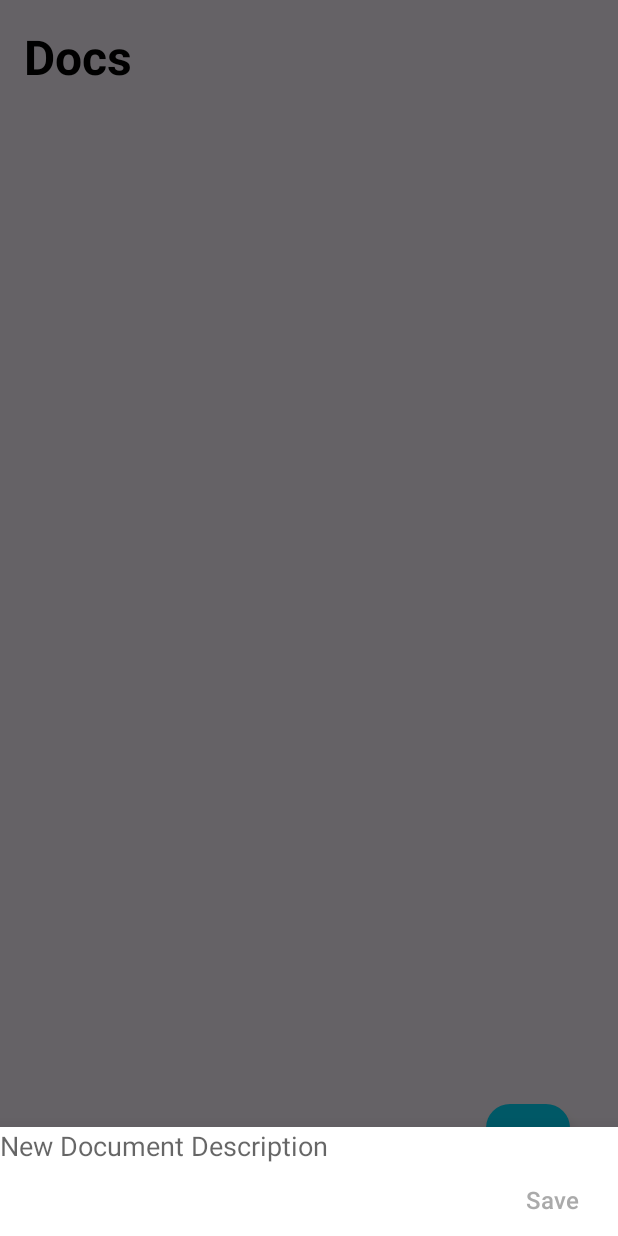
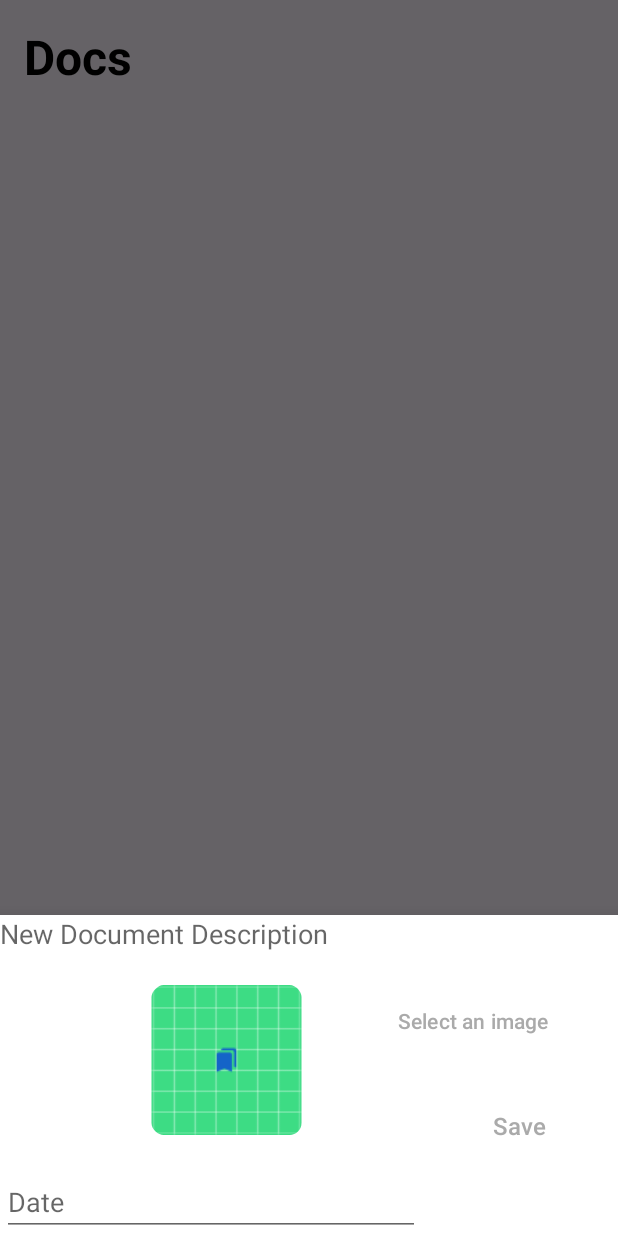
Before and after one commit to Staticas/PDVS_Public, an Android app: the screen it shows after launch (MainActivity), after a tap on an icon or button, on a phone screen of 412 x 824 dp. Run offline under Robolectric (Android 15) with nearby library versions, the phone set to English and light mode, and no system bars.

Commit message:
SQLite problema ispresta IMG to data base sucsess;

```diff
--- a/app/build.gradle
+++ b/app/build.gradle
@@ -30,6 +30,7 @@ android {
 
 dependencies {
 
+    implementation libs.glide
     implementation libs.appcompat
     implementation libs.material
     implementation libs.activity
--- a/app/src/main/java/com/example/pdvs/Utils/DataBaseHandler.java
+++ b/app/src/main/java/com/example/pdvs/Utils/DataBaseHandler.java
@@ -20,8 +20,10 @@ public class DataBaseHandler extends SQLiteOpenHelper {
     private static final String ID = "id";
     private static final String DOC_INFO = "docInfo";
     private static final String STATUS = "status";
+
+    private static final String IMG = "docPhoto";
     private static final String CREATE_DOCINFO_TABLE ="CREATE TABLE " + DOCINFO_TABLE + " (" +
-            ID + " INTEGER PRIMARY KEY AUTOINCREMENT, " + DOC_INFO + " TEXT, " + STATUS + " INTEGER);";
+            ID + " INTEGER PRIMARY KEY AUTOINCREMENT, " + DOC_INFO + " TEXT, " + STATUS + " INTEGER," + IMG + " BLOB)";
     private SQLiteDatabase db;
 
     public DataBaseHandler(Context context){
@@ -45,6 +47,7 @@ public class DataBaseHandler extends SQLiteOpenHelper {
         ContentValues cv = new ContentValues();
         cv.put(DOC_INFO, docInfo.getDocInfo());
         cv.put(STATUS, 0);
+        cv.put(IMG,docInfo.getImage());
         db.insert(DOCINFO_TABLE, null, cv);
     }
     @SuppressLint("Range")
@@ -61,6 +64,7 @@ public class DataBaseHandler extends SQLiteOpenHelper {
                         docInfo.setId(cur.getInt(cur.getColumnIndex(ID)));
                         docInfo.setDocInfo(cur.getString(cur.getColumnIndex(DOC_INFO)));
                         docInfo.setStatus(cur.getInt(cur.getColumnIndex(STATUS)));
+                        docInfo.setImage(cur.getBlob(cur.getColumnIndex(IMG)));
                         docsList.add(docInfo);
                     }while(cur.moveToNext());
                 }
@@ -71,6 +75,13 @@ public class DataBaseHandler extends SQLiteOpenHelper {
         }
         return docsList;
 
+
+    }
+
+    public void updateImage(int id,byte[] image ){
+        ContentValues cv = new ContentValues();
+        cv.put(IMG, image);
+        db.update(DOCINFO_TABLE, cv, ID + "=?", new String[] {String.valueOf(id)});
 
     }
 
--- a/app/src/main/res/layout/new_doc.xml
+++ b/app/src/main/res/layout/new_doc.xml
@@ -1,4 +1,5 @@
 <RelativeLayout xmlns:android="http://schemas.android.com/apk/res/android"
+    xmlns:app="http://schemas.android.com/apk/res-auto"
     android:layout_width="match_parent"
     android:layout_height="wrap_content">
 
@@ -14,13 +15,57 @@
         android:id="@+id/newDocButton"
         android:layout_width="wrap_content"
         android:layout_height="wrap_content"
-        android:layout_below="@id/newDocText"
+        android:layout_below="@+id/addNewImageButton"
         android:layout_alignParentEnd="true"
-        android:textSize="16sp"
+        android:layout_marginTop="22dp"
+        android:layout_marginEnd="22dp"
+        android:background="@android:color/transparent"
         android:text="Save"
         android:textAllCaps="false"
+        android:textColor="@android:color/darker_gray"
+        android:textSize="16sp" />
+
+    <ImageView
+        android:id="@+id/newImageView"
+        android:layout_width="wrap_content"
+        android:layout_height="wrap_content"
+        android:layout_below="@+id/newDocText"
+        android:layout_alignParentStart="true"
+        android:layout_marginStart="22dp"
+        android:layout_marginTop="22dp"
+        android:layout_marginEnd="22dp"
+        android:layout_toStartOf="@+id/newDocButton"
+        android:adjustViewBounds="false"
+        android:cropToPadding="false"
+        android:minWidth="100dp"
+        android:minHeight="100dp"
+        app:srcCompat="@mipmap/ic_launcher_round" />
+
+    <Button
+        android:id="@+id/addNewImageButton"
+        android:layout_width="wrap_content"
+        android:layout_height="wrap_content"
+        android:layout_below="@+id/newDocText"
+        android:layout_alignParentEnd="true"
         android:background="@android:color/transparent"
-        android:textColor="@android:color/darker_gray"/>
+        android:textColor="@android:color/darker_gray"
+        android:layout_marginTop="22dp"
+        android:layout_marginEnd="22dp"
+        android:text="Select an image" />
+
+    <EditText
+        android:id="@+id/editTextDate"
+        android:layout_width="wrap_content"
+        android:layout_height="wrap_content"
+        android:layout_below="@+id/newImageView"
+        android:layout_alignParentStart="true"
+        android:layout_marginStart="1dp"
+        android:layout_marginTop="22dp"
+        android:layout_marginEnd="22dp"
+        android:layout_toStartOf="@+id/newDocButton"
+        android:ems="10"
+        android:hint="Date"
+        android:inputType="date" />
 
 
 </RelativeLayout>
--- a/gradle/libs.versions.toml
+++ b/gradle/libs.versions.toml
@@ -1,6 +1,7 @@
 [versions]
 agp = "8.3.0"
 coreSplashscreen = "1.0.0"
+glide = "4.16.0"
 junit = "4.13.2"
 junitVersion = "1.1.5"
 espressoCore = "3.5.1"
@@ -12,6 +13,7 @@ recyclerview = "1.3.2"
 
 [libraries]
 core-splashscreen = { module = "androidx.core:core-splashscreen", version.ref = "coreSplashscreen" }
+glide = { module = "com.github.bumptech.glide:glide", version.ref = "glide" }
 junit = { group = "junit", name = "junit", version.ref = "junit" }
 ext-junit = { group = "androidx.test.ext", name = "junit", version.ref = "junitVersion" }
 espresso-core = { group = "androidx.test.espresso", name = "espresso-core", version.ref = "espressoCore" }
```
Also changed, not shown: app/src/main/java/com/example/pdvs/Adapter/DocsAdapter.java (+17 -0 lines), app/src/main/java/com/example/pdvs/AddNewDoc.java (+110 -0 lines), app/src/main/java/com/example/pdvs/Model/DocModel.java (+12 -0 lines), app/src/main/res/layout/doc_layout.xml (+29 -2 lines).
